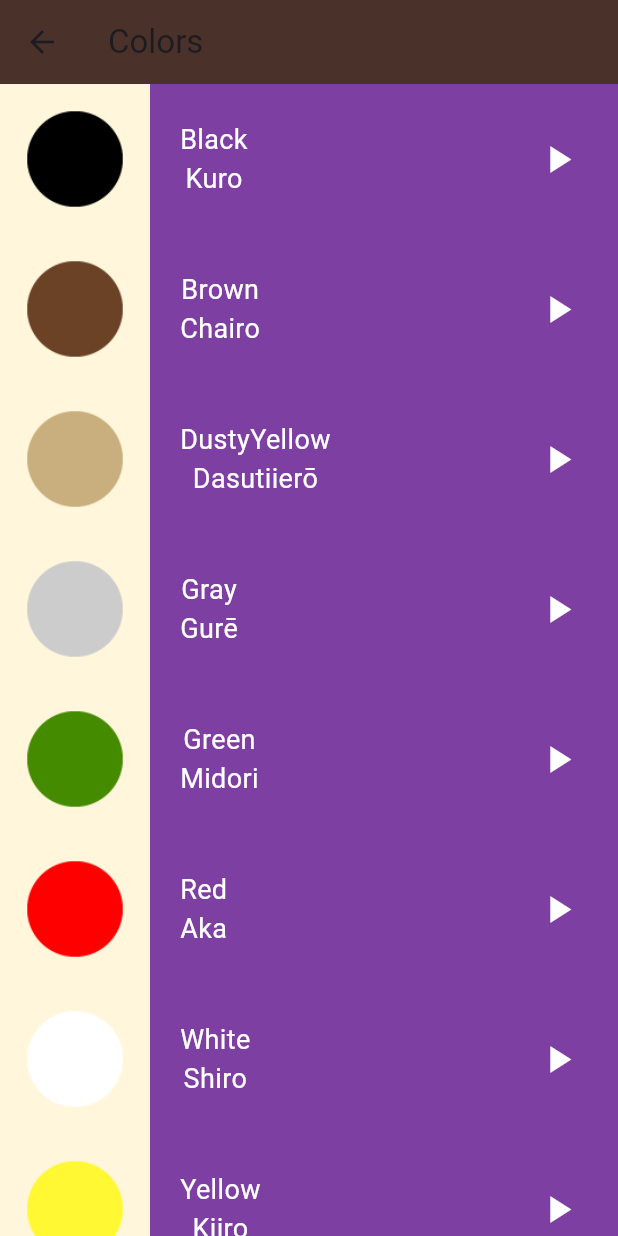
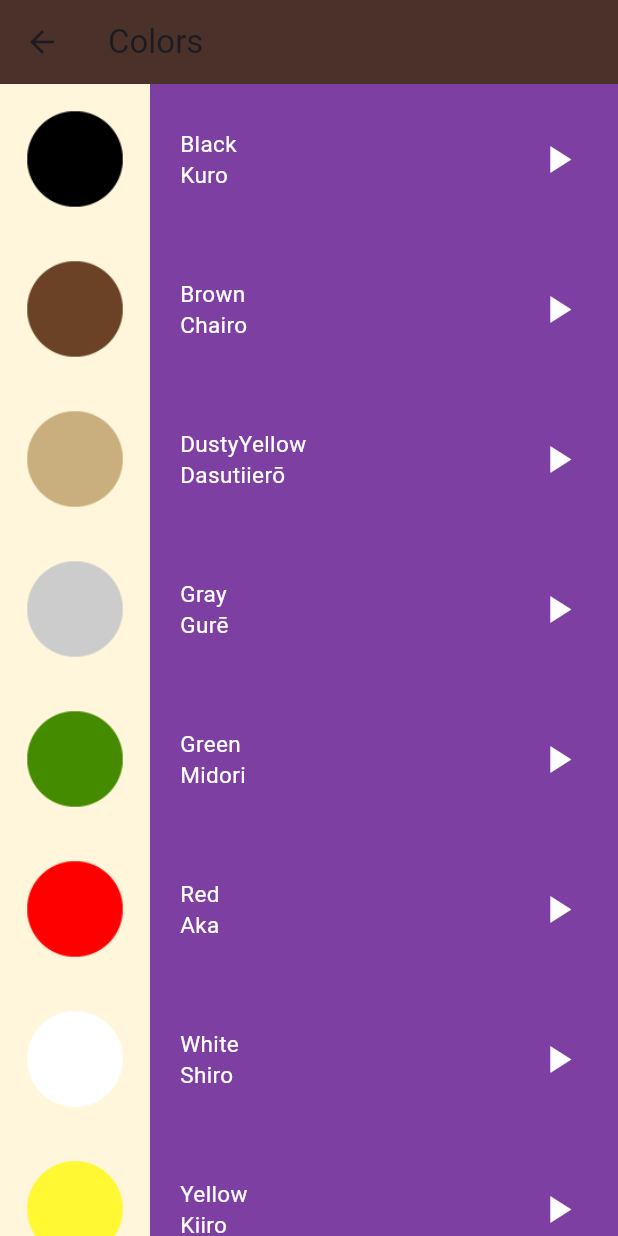
Before and after one commit to alaakorda/LanguageLearning, a Flutter app: the ColorsScreen screen opened directly, on a phone screen of 412 x 824 dp. Run offline on Flutter 3.47's test engine with Material 3 defaults, Android fonts, the phone set to English and light mode, and no system bars; our stand-ins replace audioplayers.

Commit message:
Refactor code to improve item layout in ItemInfo component

```diff
--- a/lib/components/item_info.dart
+++ b/lib/components/item_info.dart
@@ -1,5 +1,6 @@
 import 'package:audioplayers/audioplayers.dart';
 import 'package:flutter/material.dart';
+
 class ItemInfo extends StatelessWidget {
   const ItemInfo({Key? key, required this.number}) : super(key: key);
   final number;
@@ -11,14 +12,15 @@ class ItemInfo extends StatelessWidget {
           padding: const EdgeInsets.only(left: 4),
           child: Column(
             mainAxisAlignment: MainAxisAlignment.center,
+            crossAxisAlignment: CrossAxisAlignment.start,
             children: [
               Text(
                 number.JpNum,
-                style: const TextStyle(fontSize: 18, color: Colors.white),
+                style: const TextStyle(fontSize: 15, color: Colors.white),
               ),
               Text(
                 number.EnNum,
-                style: const TextStyle(fontSize: 18, color: Colors.white),
+                style: const TextStyle(fontSize: 15, color: Colors.white),
               ),
             ],
           ),
```
Also changed, not shown: lib/screens/Phrases.dart (+9 -9 lines), pubspec.lock.
